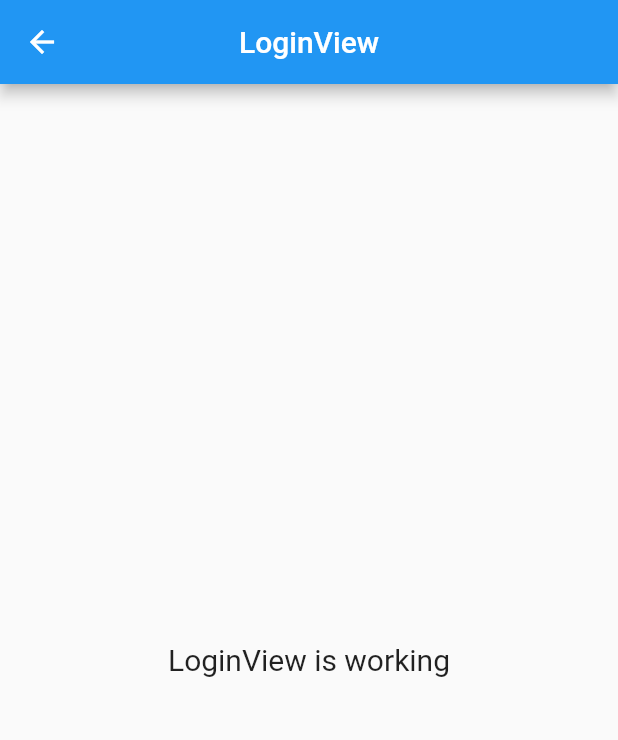
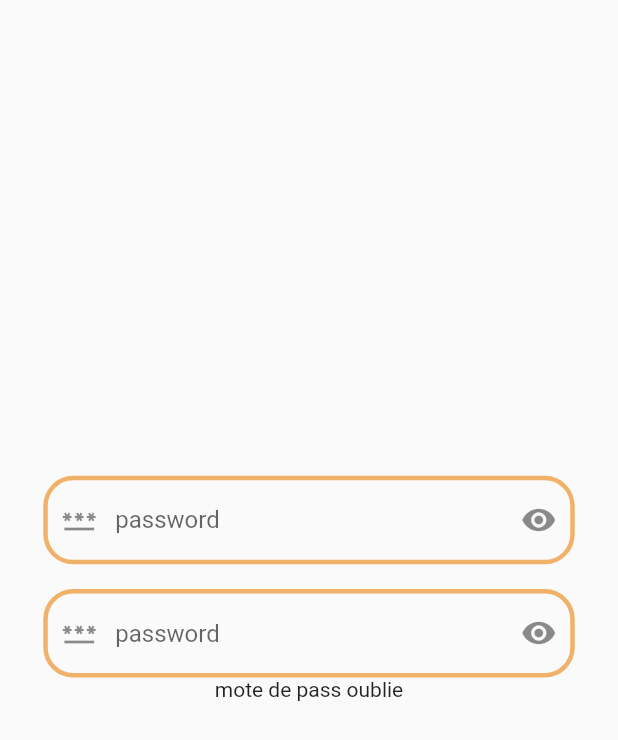
Before and after one commit to MohamedBoukouch/Taleb, a Flutter app: the LoginView screen opened by its route, on a phone screen of 412 x 824 dp. Shown: the top 740 px of the screen. Run offline on Flutter 3.47's test engine with Material 2 defaults, Android fonts, the phone set to English and light mode, and no system bars; our stand-ins replace get.

Commit message:
start design login

```diff
--- a/lib/app/modules/login/views/login_view.dart
+++ b/lib/app/modules/login/views/login_view.dart
@@ -1,24 +1,52 @@
+import 'package:flutter/cupertino.dart';
 import 'package:flutter/material.dart';
+import 'package:taleb/app/config/constants/app_constant.dart';
+import 'package:taleb/app/config/messages/app_message.dart';
+import 'package:taleb/app/shared/edittext.dart';
 
-import 'package:get/get.dart';
+class LoginView extends StatefulWidget {
+  const LoginView({Key? key}) : super(key: key);
 
-import '../controllers/login_controller.dart';
+  @override
+  State<LoginView> createState() => _LoginViewState();
+}
 
-class LoginView extends GetView<LoginController> {
-  const LoginView({Key? key}) : super(key: key);
+class _LoginViewState extends State<LoginView> {
+  final GlobalKey<FormState> _loginKey = GlobalKey<FormState>();
+  final TextEditingController _emailController = TextEditingController();
+  final TextEditingController _passwordController = TextEditingController();
   @override
   Widget build(BuildContext context) {
     return Scaffold(
-      appBar: AppBar(
-        title: const Text('LoginView'),
-        centerTitle: true,
-      ),
-      body: const Center(
-        child: Text(
-          'LoginView is working',
-          style: TextStyle(fontSize: 20),
-        ),
-      ),
-    );
+        body: Column(
+      children: [
+        Form(
+            key: _loginKey,
+            child: Container(
+              margin: EdgeInsets.only(top: AppConstant.screenHeight * .35),
+              padding: EdgeInsets.all(AppConstant.screenHeight * .035),
+              child: Column(
+                children: [
+                  Edittext(
+                    hint: "password",
+                    ispassword: true,
+                    icon: Icon(Icons.password_sharp),
+                  ),
+                  SizedBox(
+                    height: AppConstant.screenHeight * .02,
+                  ),
+                  Edittext(
+                    hint: "password",
+                    ispassword: true,
+                    icon: Icon(Icons.password_sharp),
+                  ),
+                  Container(
+                    child: Text('mote de pass oublie'),
+                  ),
+                ],
+              ),
+            ))
+      ],
+    ));
   }
 }
--- a/lib/app/routes/app_pages.dart
+++ b/lib/app/routes/app_pages.dart
@@ -12,7 +12,7 @@ part 'app_routes.dart';
 class AppPages {
   AppPages._();
 
-  static const INITIAL = Routes.SPLASH;
+  static const INITIAL = Routes.LOGIN;
 
   static final routes = [
     GetPage(
--- /dev/null
+++ b/lib/app/shared/edittext.dart
@@ -0,0 +1,70 @@
+import 'package:flutter/cupertino.dart';
+import 'package:flutter/material.dart';
+
+class Edittext extends StatefulWidget {
+  final String? hint;
+  final bool? ispassword;
+  final bool? isemail;
+  final Icon? icon;
+  Edittext({
+    // super.key,
+    this.hint,
+    this.ispassword,
+    this.isemail,
+    this.icon,
+  });
+
+  @override
+  State<Edittext> createState() => _EdittextState();
+}
+
+class _EdittextState extends State<Edittext> {
+  bool _eyeactive = false;
+
+  @override
+  Widget build(BuildContext context) {
+    return Container(
+      child: TextField(
+        obscureText: widget.ispassword == true
+            ? _eyeactive == true
+                ? false
+                : true
+            : false,
+        keyboardType:
+            widget.isemail == true ? TextInputType.emailAddress : null,
+        decoration: InputDecoration(
+          hintText: widget.hint,
+          prefixIcon: widget.icon,
+          suffixIcon: InkWell(
+            onTap: () {
+              setState(() {
+                _eyeactive = !_eyeactive;
+              });
+            },
+            child: Icon(
+              widget.ispassword == false
+                  ? null
+                  : _eyeactive == true
+                      ? Icons.visibility_off
+                      : Icons.visibility,
+            ),
+          ),
+          enabledBorder: OutlineInputBorder(
+            borderSide: BorderSide(
+              width: 3, //<-- SEE HERE
+              color: const Color.fromARGB(255, 240, 177, 105),
+            ),
+            borderRadius: BorderRadius.circular(20),
+          ),
+          focusedBorder: OutlineInputBorder(
+            borderSide: BorderSide(
+              width: 2, //<-- SEE HERE
+              color: Color.fromARGB(255, 7, 199, 225),
+            ),
+            borderRadius: BorderRadius.circular(20.0),
+          ),
+        ),
+      ),
+    );
+  }
+}
```
